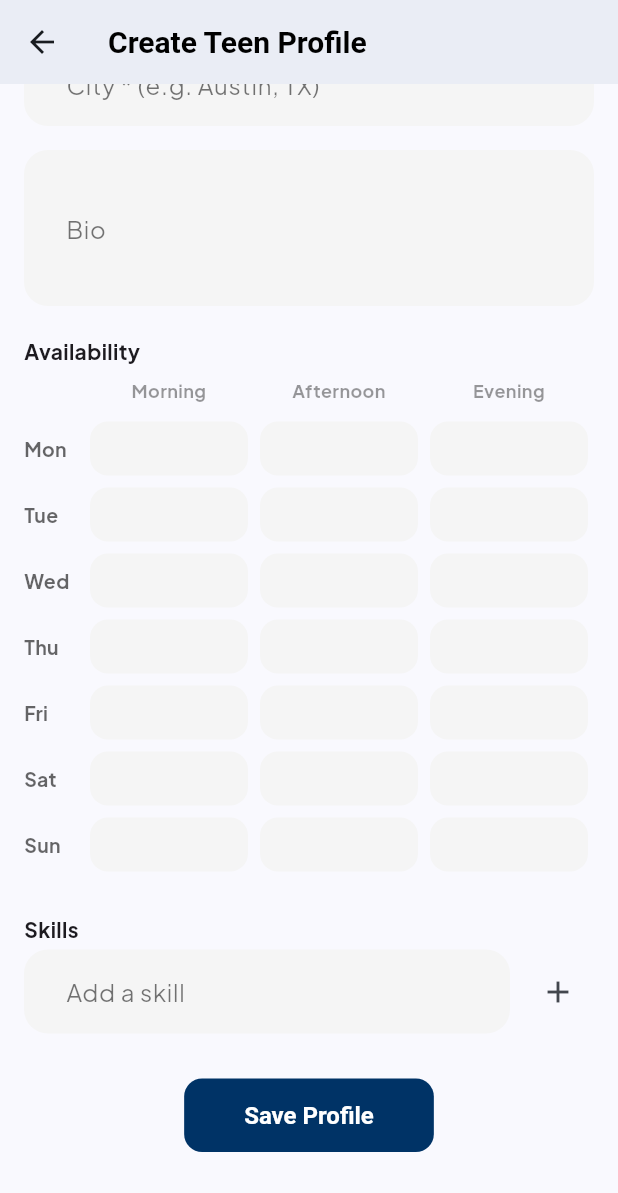
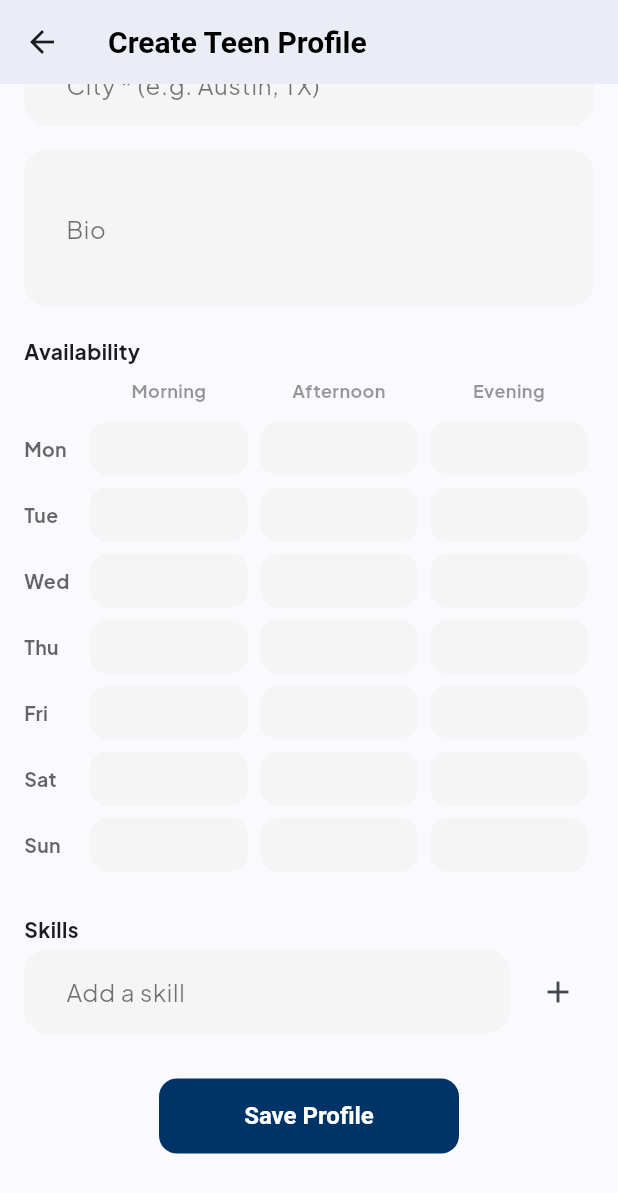
Before and after one commit to Ktoris/rodomvp, a Flutter app: the TeenProfilePage screen opened directly, scrolled down 257 dp, on a phone screen of 412 x 824 dp. Shown: the top 1193 px of the screen. Run offline on Flutter 3.47's test engine with Material 3 defaults, Android fonts, the phone set to English and light mode, and no system bars; our stand-ins replace cloud_firestore, firebase_auth, firebase_core, google_fonts, shared_preferences; accounts and stored records are empty.

Commit message:
Fix Teen sign-up issues hopefully

```diff
--- a/lib/auth_page.dart
+++ b/lib/auth_page.dart
@@ -70,9 +70,8 @@ class _AuthPageState extends State<AuthPage> {
         // await userCredential.user!.sendEmailVerification();
       }
       if (mounted) {
-        Navigator.of(context).pushReplacement(
-          MaterialPageRoute(builder: (context) => const RoleRouter()),
-        );
+        // Removed manual navigation to RoleRouter.
+        // main.dart's StreamBuilder will catch the auth state change and show RoleRouter.
       }
     } catch (e) {
       setState(() {
--- a/lib/teen_profile_page.dart
+++ b/lib/teen_profile_page.dart
@@ -23,6 +23,7 @@ class _TeenProfilePageState extends State<TeenProfilePage> {
 
   final Set<String> selectedAvailability = {};
   final Set<String> selectedSkills = {};
+  bool isSaving = false;
 
   void _addSkillFromInput([String? value]) {
     final raw = (value ?? skillInputController.text).trim();
@@ -58,6 +59,9 @@ class _TeenProfilePageState extends State<TeenProfilePage> {
     final age = int.tryParse(ageController.text.trim()) ?? 13;
     final rate = double.tryParse(hourlyRateController.text.trim()) ?? 10.0;
 
+    setState(() => isSaving = true);
+
+    try {
       await FirebaseFirestore.instance.collection('users').doc(uid).set({
         'name': nameController.text.trim(),
         'surname': surnameController.text.trim(),
@@ -74,7 +78,15 @@ class _TeenProfilePageState extends State<TeenProfilePage> {
       }, SetOptions(merge: true));
 
       if (!mounted) return;
-    // Note: Manual navigation removed. RoleRouter now handles the transition reactively.
+      // RoleRouter in main.dart will react to the name change.
+    } catch (e) {
+      if (mounted) {
+        setState(() => isSaving = false);
+        ScaffoldMessenger.of(context).showSnackBar(
+          SnackBar(content: Text('Error saving profile: $e')),
+        );
+      }
+    }
   }
 
   @override
@@ -184,12 +196,19 @@ class _TeenProfilePageState extends State<TeenProfilePage> {
             const SizedBox(height: 30),
             Center(
               child: ElevatedButton(
-                onPressed: saveProfile,
+                onPressed: isSaving ? null : saveProfile,
                 style: ElevatedButton.styleFrom(
                   padding: const EdgeInsets.symmetric(horizontal: 40, vertical: 15),
                   textStyle: const TextStyle(fontSize: 16, fontWeight: FontWeight.bold),
+                  minimumSize: const Size(200, 50),
                 ),
-                child: const Text('Save Profile'),
+                child: isSaving
+                  ? const SizedBox(
+                      width: 20,
+                      height: 20,
+                      child: CircularProgressIndicator(strokeWidth: 2, color: Colors.white)
+                    )
+                  : const Text('Save Profile'),
               ),
             ),
             const SizedBox(height: 40),
```
Also changed, not shown: 3 other files. Lines whose indentation alone changed are shown as unchanged.
